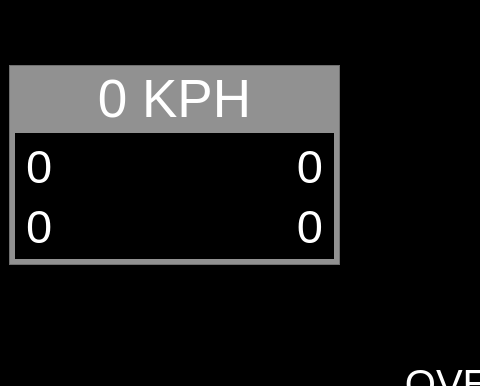
This is code/ui.ui in TBlueT/F1_2020_UDP as Qt 5 draws it before an edit; both pictures show x 0 to 480 and y 0 to 386 of the 1024 by 600 pixel window. The edited form follows.
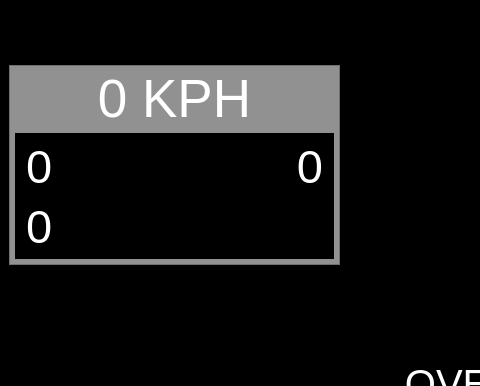
This is the edited form. Icons and pictures are not drawn.

The edit to the form file:
```diff
--- a/code/ui.ui
+++ b/code/ui.ui
@@ -640,7 +640,7 @@
            <number>6</number>
           </property>
           <item row="1" column="2">
-           <widget class="QLabel" name="FuelRemainingLaps">
+           <widget class="QLabel" name="label_10">
             <property name="font">
              <font>
               <family>Arial</family>
@@ -651,7 +651,7 @@
              <string notr="true">color: rgb(255, 255, 255);</string>
             </property>
             <property name="text">
-             <string>0</string>
+             <string/>
             </property>
             <property name="alignment">
              <set>Qt::AlignRight|Qt::AlignTrailing|Qt::AlignVCenter</set>
@@ -678,7 +678,7 @@
            </widget>
           </item>
           <item row="1" column="0">
-           <widget class="QLabel" name="FuelCapacity">
+           <widget class="QLabel" name="FuelRemainingLaps">
             <property name="font">
              <font>
               <family>Arial</family>
```
